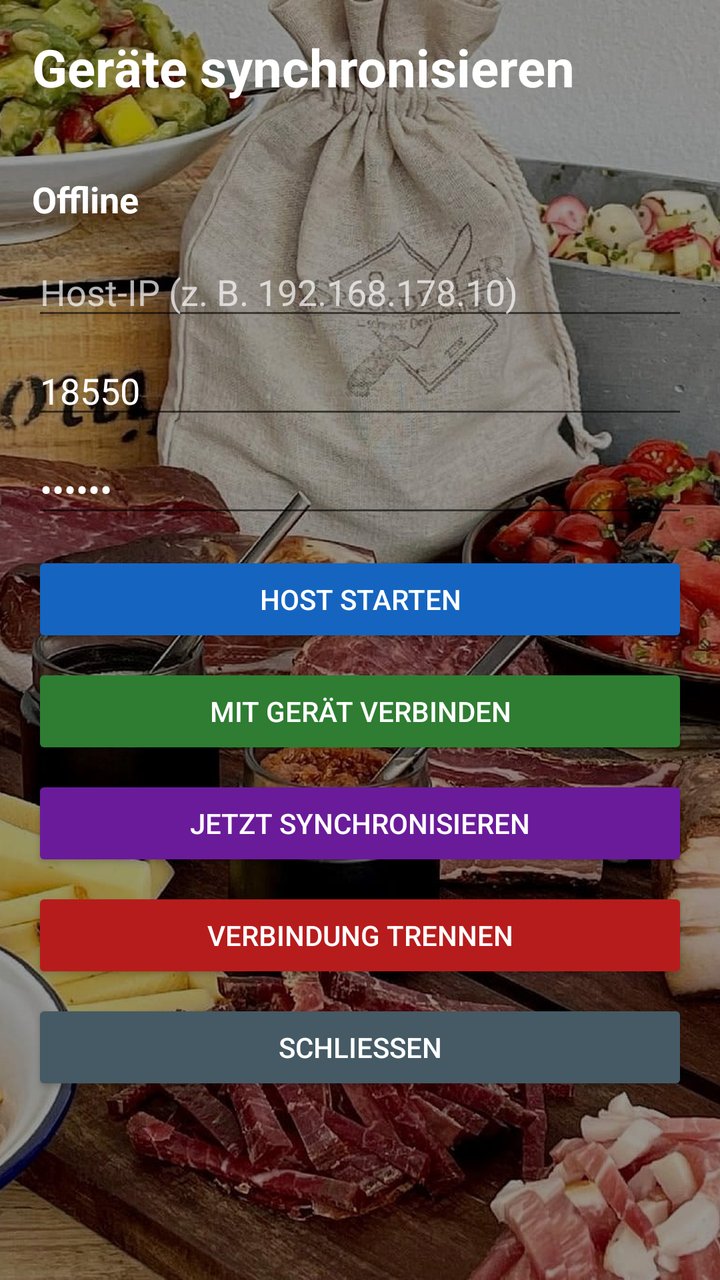
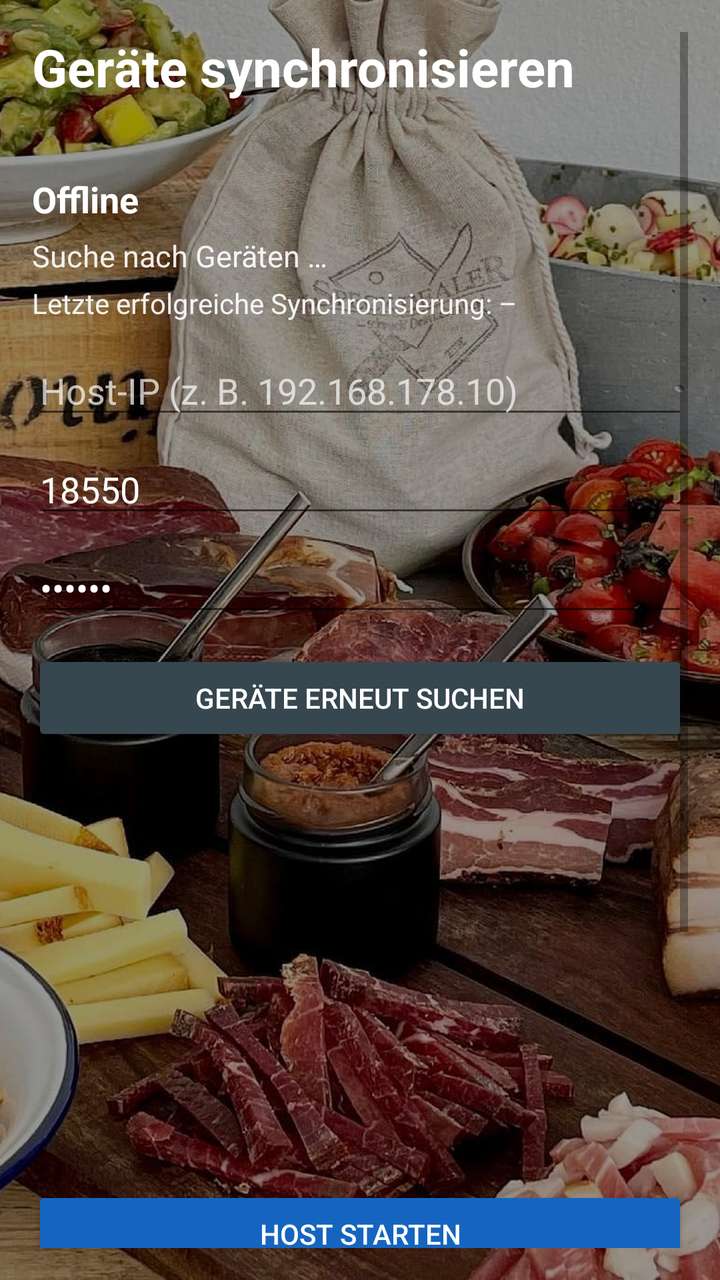

The first picture is an Android layout as it rendered before a commit; the second is the same layout after the commit. The layout source and the unified diff follow.
<!-- AndroidManifest.xml: application theme Theme.SpeckdealerApp -->
<!-- res/layout/activity_device_sync.xml -->
<?xml version="1.0" encoding="utf-8"?>
<ScrollView xmlns:android="http://schemas.android.com/apk/res/android"
	android:layout_width="match_parent"
	android:layout_height="match_parent"
	android:background="@drawable/app_background"
	android:padding="16dp">

	<LinearLayout
		android:layout_width="match_parent"
		android:layout_height="wrap_content"
		android:orientation="vertical">

		<TextView
			android:layout_width="match_parent"
			android:layout_height="wrap_content"
			android:text="Geräte synchronisieren"
			android:textColor="#FFFFFF"
			android:textStyle="bold"
			android:textSize="26sp" />

		<TextView
			android:id="@+id/syncDeviceInfoText"
			android:layout_width="match_parent"
			android:layout_height="wrap_content"
			android:layout_marginTop="8dp"
			android:textColor="#FFFFFF"
			android:textSize="15sp" />

		<TextView
			android:id="@+id/syncStatusText"
			android:layout_width="match_parent"
			android:layout_height="wrap_content"
			android:layout_marginTop="8dp"
			android:textColor="#FFFFFF"
			android:textStyle="bold"
			android:textSize="18sp"
			android:text="Offline" />

		<EditText
			android:id="@+id/syncHostInput"
			style="@style/Widget.Speckdealer.DeviceSyncInput"
			android:layout_width="match_parent"
			android:layout_height="wrap_content"
			android:layout_marginTop="12dp"
			android:hint="Host-IP (z. B. 192.168.178.10)"
			android:inputType="text" />

		<EditText
			android:id="@+id/syncPortInput"
			style="@style/Widget.Speckdealer.DeviceSyncInput"
			android:layout_width="match_parent"
			android:layout_height="wrap_content"
			android:layout_marginTop="8dp"
			android:hint="Port (z. B. 18550)"
			android:inputType="number"
			android:text="18550" />

		<EditText
			android:id="@+id/syncCodeInput"
			style="@style/Widget.Speckdealer.DeviceSyncInput"
			android:layout_width="match_parent"
			android:layout_height="wrap_content"
			android:layout_marginTop="8dp"
			android:hint="Gerätecode"
			android:inputType="textPassword"
			android:text="123456" />

		<Button
			android:id="@+id/syncStartHostButton"
			android:layout_width="match_parent"
			android:layout_height="wrap_content"
			android:minHeight="48dp"
			android:layout_marginTop="12dp"
			android:text="Host starten"
			android:backgroundTint="#1565C0"
			android:textColor="#FFFFFF" />

		<Button
			android:id="@+id/syncConnectButton"
			android:layout_width="match_parent"
			android:layout_height="wrap_content"
			android:minHeight="48dp"
			android:layout_marginTop="8dp"
			android:text="Mit Gerät verbinden"
			android:backgroundTint="#2E7D32"
			android:textColor="#FFFFFF" />

		<Button
			android:id="@+id/syncNowButton"
			android:layout_width="match_parent"
			android:layout_height="wrap_content"
			android:minHeight="48dp"
			android:layout_marginTop="8dp"
			android:text="Jetzt synchronisieren"
			android:backgroundTint="#6A1B9A"
			android:textColor="#FFFFFF" />

		<Button
			android:id="@+id/syncDisconnectButton"
			android:layout_width="match_parent"
			android:layout_height="wrap_content"
			android:minHeight="48dp"
			android:layout_marginTop="8dp"
			android:text="Verbindung trennen"
			android:backgroundTint="#B71C1C"
			android:textColor="#FFFFFF" />

		<Button
			android:id="@+id/syncCloseButton"
			android:layout_width="match_parent"
			android:layout_height="wrap_content"
			android:minHeight="48dp"
			android:layout_marginTop="8dp"
			android:text="Schließen"
			android:backgroundTint="#455A64"
			android:textColor="#FFFFFF" />

	</LinearLayout>
</ScrollView>
<!-- resources referenced by this layout -->
<resources>
  <!-- drawable app_background (drawable) -->
  <?xml version="1.0" encoding="utf-8"?>
  <layer-list xmlns:android="http://schemas.android.com/apk/res/android">
  	<item>
  		<bitmap
  			android:gravity="fill"
  			android:src="@drawable/speckdealer_bg_dark" />
  	</item>
  </layer-list>
  <style name="Widget.Speckdealer.DeviceSyncInput" parent="Widget.AppCompat.EditText">
  		<item name="android:textColor">#FFFFFFFF</item>
  		<item name="android:textColorHint">#B3FFFFFF</item>
  		<item name="android:textColorHighlight">#66FFFFFF</item>
  		<item name="android:textCursorDrawable">@drawable/edit_text_cursor_light</item>
  		<item name="colorControlActivated">#FFFFFFFF</item>
  	</style>
  <style name="Theme.SpeckdealerApp" parent="Theme.MaterialComponents.DayNight.NoActionBar">
  		<item name="colorPrimary">@android:color/holo_green_dark</item>
  		<item name="colorPrimaryVariant">@android:color/holo_green_light</item>
  		<item name="colorSecondary">@android:color/holo_orange_light</item>
  		<item name="android:statusBarColor" tools:targetApi="l">?attr/colorPrimaryVariant</item>
  	</style>
  <!-- drawable speckdealer_bg_dark: jpg bitmap (drawable, 412528 bytes) -->
  <!-- drawable edit_text_cursor_light (drawable) -->
  <?xml version="1.0" encoding="utf-8"?>
  <shape xmlns:android="http://schemas.android.com/apk/res/android"
  	android:shape="rectangle">
  	<size android:width="2dp" />
  	<solid android:color="#FFFFFFFF" />
  </shape>
</resources>

<!-- the commit's change to res/layout/activity_device_sync.xml (unified diff, before → after) -->
@@ -36,6 +36,24 @@
 			android:textSize="18sp"
 			android:text="Offline" />
 
+		<TextView
+			android:id="@+id/syncDiscoveryText"
+			android:layout_width="match_parent"
+			android:layout_height="wrap_content"
+			android:layout_marginTop="6dp"
+			android:textColor="#E6FFFFFF"
+			android:textSize="15sp"
+			android:text="Suche nach Geräten …" />
+
+		<TextView
+			android:id="@+id/syncLastSyncText"
+			android:layout_width="match_parent"
+			android:layout_height="wrap_content"
+			android:layout_marginTop="4dp"
+			android:textColor="#E6FFFFFF"
+			android:textSize="14sp"
+			android:text="Letzte erfolgreiche Synchronisierung: –" />
+
 		<EditText
 			android:id="@+id/syncHostInput"
 			style="@style/Widget.Speckdealer.DeviceSyncInput"
@@ -64,6 +82,23 @@
 			android:hint="Gerätecode"
 			android:inputType="textPassword"
 			android:text="123456" />
+
+		<Button
+			android:id="@+id/syncRefreshDevicesButton"
+			android:layout_width="match_parent"
+			android:layout_height="wrap_content"
+			android:minHeight="48dp"
+			android:layout_marginTop="12dp"
+			android:text="Geräte erneut suchen"
+			android:backgroundTint="#37474F"
+			android:textColor="#FFFFFF" />
+
+		<androidx.recyclerview.widget.RecyclerView
+			android:id="@+id/syncDiscoveredDevicesRecyclerView"
+			android:layout_width="match_parent"
+			android:layout_height="200dp"
+			android:layout_marginTop="8dp"
+			android:overScrollMode="ifContentScrolls" />
 
 		<Button
 			android:id="@+id/syncStartHostButton"
